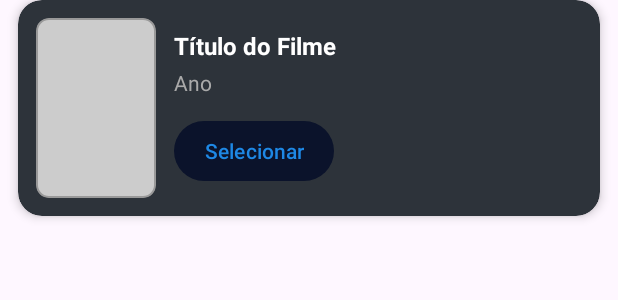
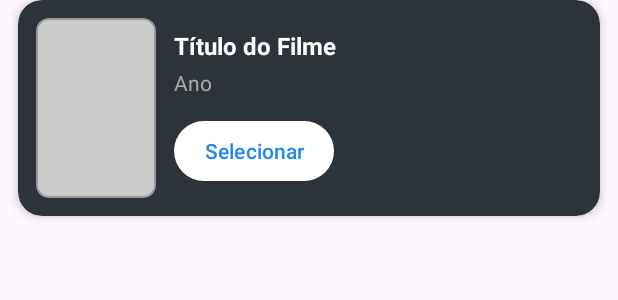
Before and after one commit to carlosaoribeiro/ProjectReelCine, an Android app: the layout item_filme_busca.xml on its own in the app's theme, with its tools: preview values and no code run, on a phone screen of 412 x 824 dp. Shown: the top 300 px of the screen. Run offline under Robolectric (Android 15) with nearby library versions, the phone set to English and light mode, and no system bars.

Commit message:
release/v1.0

```diff
--- a/app/src/main/res/layout/item_filme_busca.xml
+++ b/app/src/main/res/layout/item_filme_busca.xml
@@ -1,6 +1,6 @@
 <?xml version="1.0" encoding="utf-8"?>
 <androidx.cardview.widget.CardView xmlns:android="http://schemas.android.com/apk/res/android"
-    xmlns:app="http://schemas.android.com/tools"
+    xmlns:app="http://schemas.android.com/apk/res-auto"
     xmlns:card_view="http://schemas.android.com/apk/res-auto"
     android:layout_width="match_parent"
     android:layout_height="wrap_content"
```
